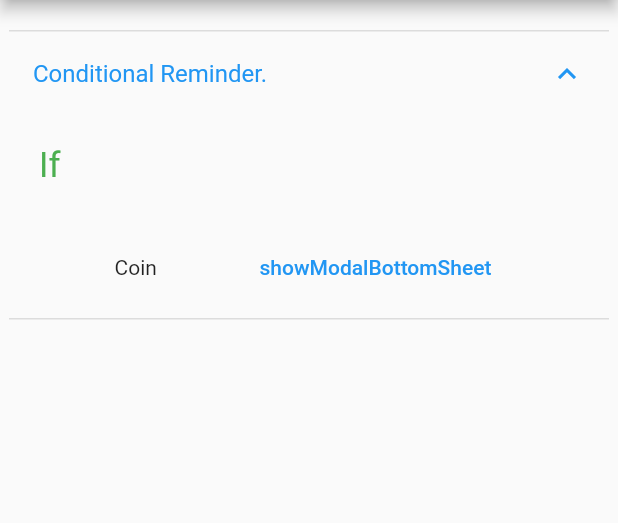
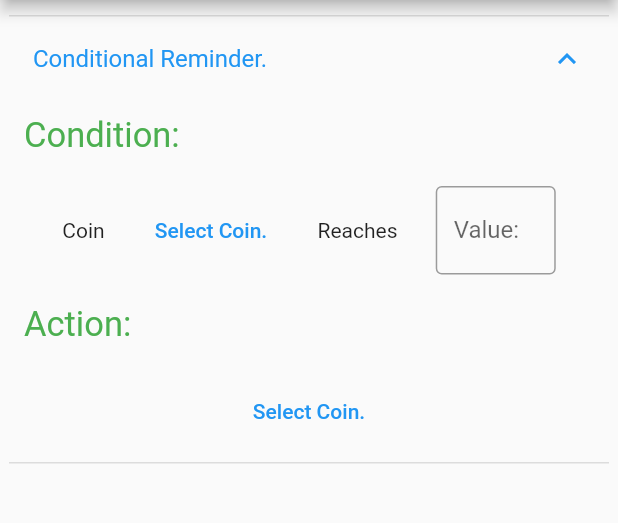
Before and after one commit to ShpresimMuja/GR, a Flutter app: the screen it shows after launch, after a tap on "Conditional Reminder.", on a phone screen of 412 x 824 dp, the part 84-607 px from its top. Run offline on Flutter 3.47's test engine with Material 2 defaults, Android fonts, the phone set to English and light mode, and no system bars.

Commit message:
Finnished with basic card layout

```diff
--- a/myapp/lib/C_AppBar.dart
+++ b/myapp/lib/C_AppBar.dart
@@ -37,30 +37,49 @@ class C_AppBar extends StatelessWidget {
   body: Container(
     child: Padding(
     padding: EdgeInsets.only(
-        top: 20.0, left: 6.0, right: 6.0, bottom: 6.0),
+        top: 10.0, left: 6.0, right: 6.0, bottom: 6.0),
         child: ExpansionTile(
         title: Text('Conditional Reminder.'),
         children: [
 
           Container(  alignment: Alignment.centerLeft,
-            child:Padding(padding: EdgeInsets.all(20),child: Text("If", style: TextStyle(fontSize: 23 , color: Colors.green))
+            child:Padding(padding: EdgeInsets.all(10),child: Text("Condition:", style: TextStyle(fontSize: 23 , color: Colors.green))
           )
           ),
 
           Padding(padding:EdgeInsets.all(10), child: Row( mainAxisAlignment: MainAxisAlignment.spaceEvenly,    children: <Widget>[
 
               Text("Coin"),
-              ChooseModalBottomSheet()
+              ChooseModalBottomSheet(),
+              Text("Reaches"),
+              SizedBox( width: 80 , child: TextField(
+             decoration: InputDecoration(
+             border: OutlineInputBorder(),
+            labelText: 'Value:')
+          //autofocus: true,
+              )),
+
+
           ]
 
 
+
+
           )
+          ),
+
+          Container(  alignment: Alignment.centerLeft,
+            child:Padding(padding: EdgeInsets.all(10),child: Text("Action:", style: TextStyle(fontSize: 23 , color: Colors.green))
           )
+          ),
+         Padding(padding: EdgeInsets.all(10),  child: ChooseModalBottomSheet()),
+
+
         ],
 
       ),
     ),
-  )
+  ),
 
 
     );
--- a/myapp/lib/ChooseModalBottomSheet.dart
+++ b/myapp/lib/ChooseModalBottomSheet.dart
@@ -6,7 +6,7 @@ class ChooseModalBottomSheet extends StatelessWidget {
   @override
   Widget build(BuildContext context) {
     return  TextButton(
-                        child: const Text('showModalBottomSheet'),
+                        child: const Text('Select Coin.'),
                         onPressed: () {
                           showModalBottomSheet<void>(
                             context: context,
@@ -20,7 +20,7 @@ class ChooseModalBottomSheet extends StatelessWidget {
                                     mainAxisSize: MainAxisSize.min,
                                     children: <Widget>[
 
-                                    Row(  mainAxisAlignment: MainAxisAlignment.spaceBetween,  children: [ TextButton(child: Text("Press", style: TextStyle( fontSize: 20,  color: Colors.blue, fontWeight: FontWeight.bold),),),
+                                    Row(  mainAxisAlignment: MainAxisAlignment.spaceBetween,  children: [ Text("Coin List. ", style: TextStyle( fontSize: 20,  color: Colors.blue, fontWeight: FontWeight.bold),),
                                     IconButton(icon: const Icon(Icons.close), onPressed: ()=> Navigator.pop(context))] )
 
                                     ],
@@ -32,5 +32,5 @@ class ChooseModalBottomSheet extends StatelessWidget {
                         },
                       );
 
+  }
 }
-}
--- a/myapp/lib/main.dart
+++ b/myapp/lib/main.dart
@@ -27,6 +27,8 @@ class Home extends StatelessWidget {
 
 
 
+
+
     );
   }
 }
```
